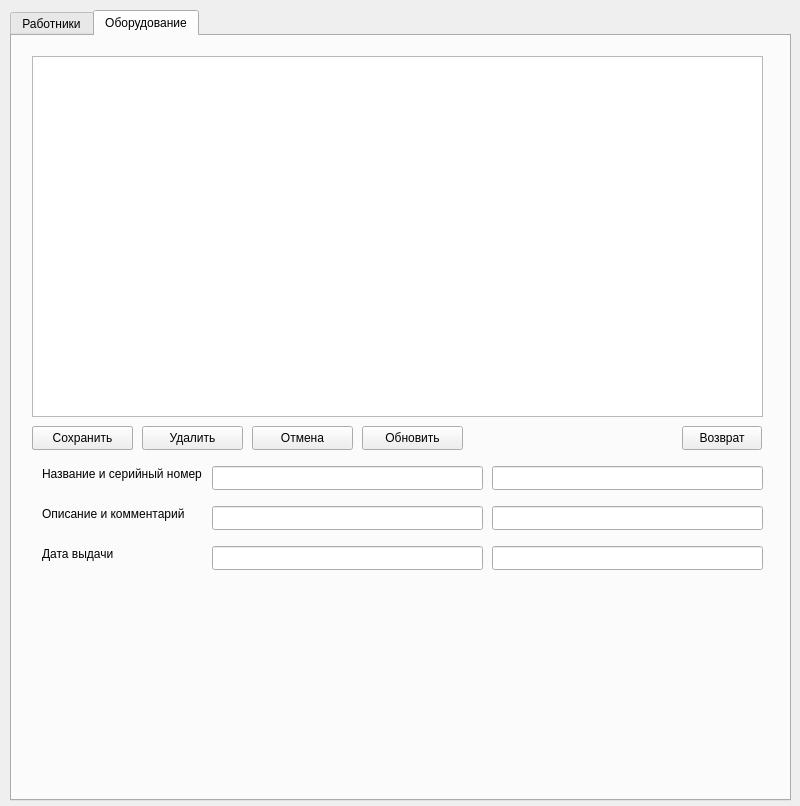
Qt form widget.ui (lifeaborted/staffCard) before a commit.
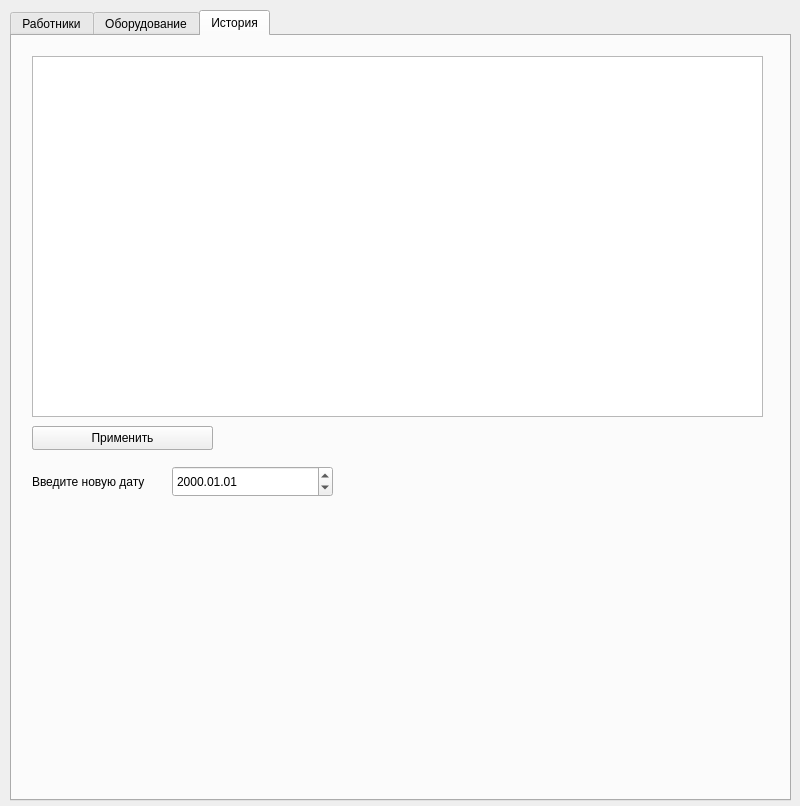
The same form after that commit. The open tabs and pages were chosen to show the change. Icons and pictures are not drawn.

Patch:
```diff
--- a/widget.ui
+++ b/widget.ui
@@ -424,16 +424,6 @@
       </rect>
      </property>
     </widget>
-    <widget class="QLineEdit" name="takeDateEdit">
-     <property name="geometry">
-      <rect>
-       <x>200</x>
-       <y>510</y>
-       <width>271</width>
-       <height>24</height>
-      </rect>
-     </property>
-    </widget>
     <widget class="QLineEdit" name="returnDateEdit">
      <property name="geometry">
       <rect>
@@ -525,6 +515,100 @@
     <zorder>descComLabel</zorder>
     <zorder>dateLabel</zorder>
     <zorder>eqCancelButton</zorder>
+    <zorder>takeDateW</zorder>
+   </widget>
+   <widget class="QWidget" name="tab_3">
+    <attribute name="title">
+     <string>История</string>
+    </attribute>
+    <widget class="QTableView" name="eqHistoryTableView">
+     <property name="geometry">
+      <rect>
+       <x>20</x>
+       <y>20</y>
+       <width>731</width>
+       <height>361</height>
+      </rect>
+     </property>
+     <property name="font">
+      <font>
+       <pointsize>8</pointsize>
+      </font>
+     </property>
+    </widget>
+    <widget class="QDateEdit" name="returnDateEditW">
+     <property name="geometry">
+      <rect>
+       <x>160</x>
+       <y>430</y>
+       <width>161</width>
+       <height>31</height>
+      </rect>
+     </property>
+     <property name="font">
+      <font>
+       <pointsize>9</pointsize>
+      </font>
+     </property>
+     <property name="displayFormat">
+      <string>yyyy.MM.dd</string>
+     </property>
+    </widget>
+    <widget class="QLabel" name="returnDateLabel">
+     <property name="geometry">
+      <rect>
+       <x>20</x>
+       <y>430</y>
+       <width>121</width>
+       <height>31</height>
+      </rect>
+     </property>
+     <property name="font">
+      <font>
+       <pointsize>9</pointsize>
+      </font>
+     </property>
+     <property name="text">
+      <string>Введите новую дату</string>
+     </property>
+    </widget>
+    <widget class="QPushButton" name="returnDateEditButton">
+     <property name="geometry">
+      <rect>
+       <x>20</x>
+       <y>390</y>
+       <width>181</width>
+       <height>24</height>
+      </rect>
+     </property>
+     <property name="text">
+      <string>Изменить дату возврата</string>
+     </property>
+    </widget>
+    <widget class="QPushButton" name="saveReturnDateEditButton">
+     <property name="geometry">
+      <rect>
+       <x>20</x>
+       <y>390</y>
+       <width>181</width>
+       <height>24</height>
+      </rect>
+     </property>
+     <property name="text">
+      <string>Применить</string>
+     </property>
+    </widget>
+    <widget class="QWidget" name="formLayoutWidget">
+     <property name="geometry">
+      <rect>
+       <x>330</x>
+       <y>390</y>
+       <width>160</width>
+       <height>80</height>
+      </rect>
+     </property>
+     <layout class="QFormLayout" name="formLayout"/>
+    </widget>
    </widget>
   </widget>
  </widget>
```
Left out of the diff: 68 changed lines with no effect on the pictures.
